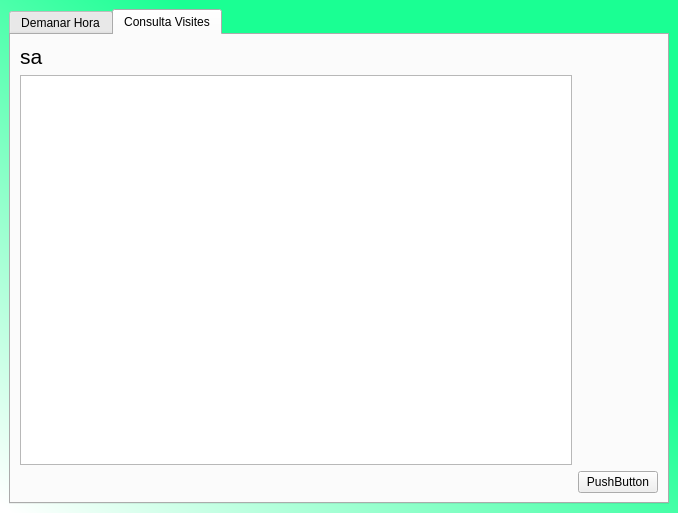
Qt form Vistes/Pacient.ui (Jordiva/MongoDB) before a commit.
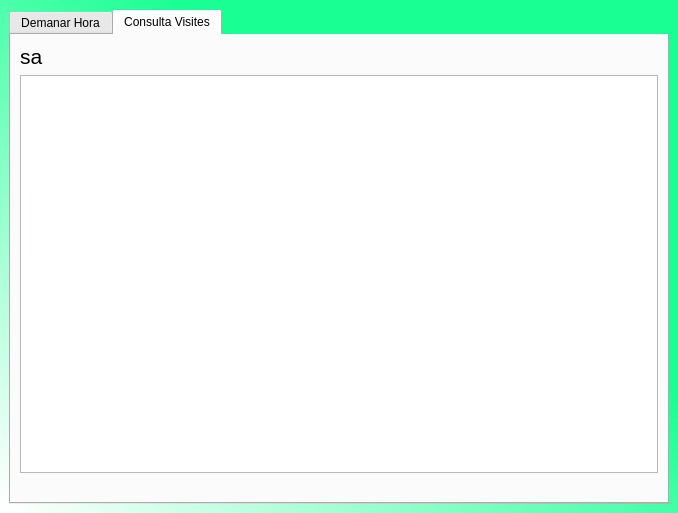
The same form after that commit. The open tabs and pages were chosen to show the change.

```diff
--- a/Vistes/Pacient.ui
+++ b/Vistes/Pacient.ui
@@ -234,16 +234,6 @@
           </property>
          </widget>
         </item>
-        <item row="2" column="1">
-         <widget class="QPushButton" name="pushButton_2">
-          <property name="text">
-           <string>PushButton</string>
-          </property>
-         </widget>
-        </item>
-        <item row="1" column="0">
-         <widget class="QTableWidget" name="tableWidget"/>
-        </item>
         <item row="2" column="0">
          <widget class="QLabel" name="error_2">
           <property name="text">
@@ -251,6 +241,9 @@
           </property>
          </widget>
         </item>
+        <item row="1" column="0">
+         <widget class="QTableWidget" name="tableWidget"/>
+        </item>
        </layout>
       </widget>
      </widget>
```
